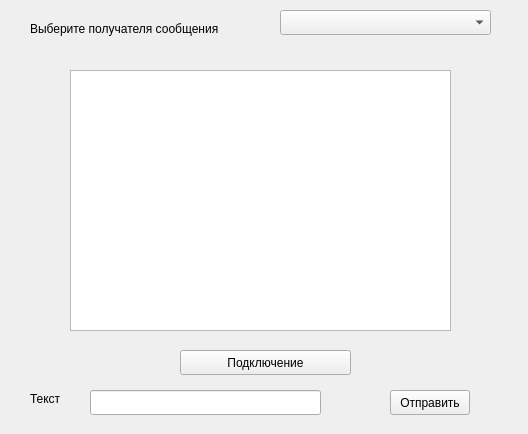
Before: the Qt Designer form Client/clientinterface.ui in Pozdnyakova-Elizaveta/Messenger, drawn with Qt 5.
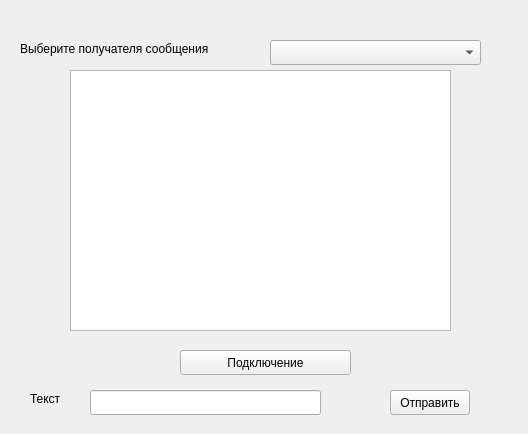
After: the same form once the commit is applied.

Patch:
```diff
--- a/Client/clientinterface.ui
+++ b/Client/clientinterface.ui
@@ -75,8 +75,8 @@
   <widget class="QLabel" name="label">
    <property name="geometry">
     <rect>
-     <x>30</x>
-     <y>20</y>
+     <x>20</x>
+     <y>40</y>
      <width>231</width>
      <height>17</height>
     </rect>
@@ -88,13 +88,26 @@
   <widget class="QComboBox" name="userBox">
    <property name="geometry">
     <rect>
-     <x>280</x>
-     <y>10</y>
+     <x>270</x>
+     <y>40</y>
      <width>211</width>
      <height>25</height>
     </rect>
    </property>
   </widget>
+  <widget class="QLabel" name="userName">
+   <property name="geometry">
+    <rect>
+     <x>230</x>
+     <y>10</y>
+     <width>54</width>
+     <height>17</height>
+    </rect>
+   </property>
+   <property name="text">
+    <string/>
+   </property>
+  </widget>
  </widget>
  <resources/>
  <connections/>
```
